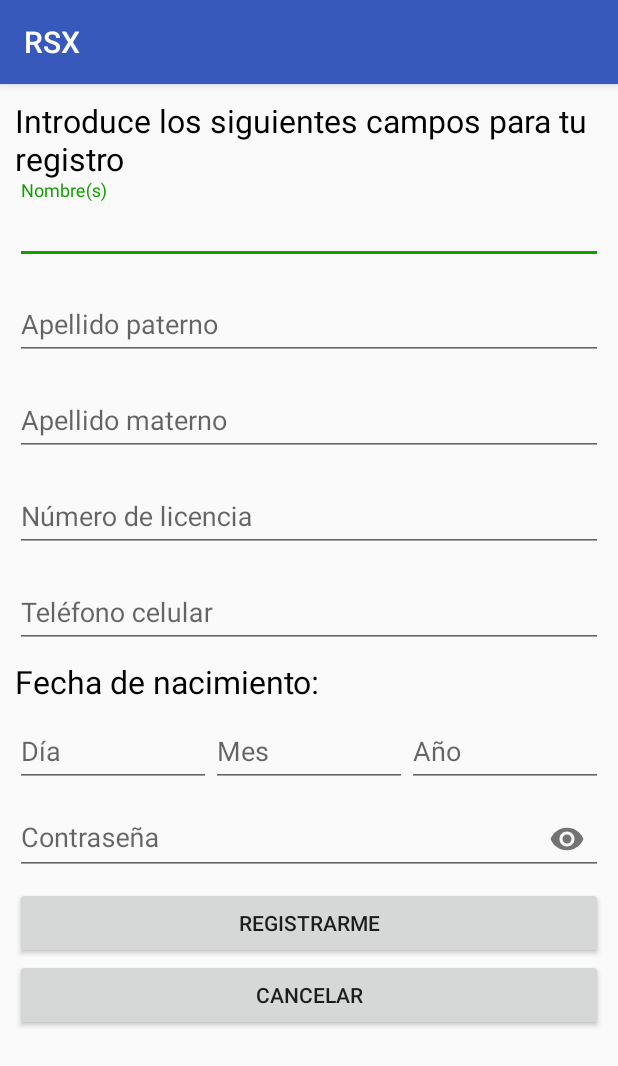
After one commit to Eduardox18/PF_Android_DH, an Android app: the RegistroActivity screen opened directly, with no data from a screen before it, on a phone screen of 412 x 824 dp. The commit adds this screen. Shown: the top 1066 px of the screen. Run offline under Robolectric (Android 15) with nearby library versions, the phone set to English and light mode, and no system bars.

Commit message:
Registrar usuario finalizado

```diff
--- a/RSX/app/src/main/java/com/rockola/rsx/AccesoActivity.java
+++ b/RSX/app/src/main/java/com/rockola/rsx/AccesoActivity.java
@@ -47,6 +47,11 @@ public class AccesoActivity extends AppCompatActivity {
             WSPOSTLoginTask task = new WSPOSTLoginTask();
             task.execute(usuario, password);
         }
+    }
+
+    public void registrar (View view) {
+        Intent intent = new Intent(AccesoActivity.this, RegistroActivity.class);
+        startActivity(intent);
     }
 
     public boolean validar() {
--- /dev/null
+++ b/RSX/app/src/main/java/com/rockola/rsx/RegistroActivity.java
@@ -0,0 +1,197 @@
+package com.rockola.rsx;
+
+import android.content.Context;
+import android.content.DialogInterface;
+import android.content.Intent;
+import android.net.ConnectivityManager;
+import android.os.AsyncTask;
+import android.support.v7.app.AlertDialog;
+import android.support.v7.app.AppCompatActivity;
+import android.os.Bundle;
+import android.view.View;
+import android.widget.EditText;
+
+import com.google.gson.Gson;
+import com.rockola.rsx.ws.HttpUtils;
+import com.rockola.rsx.ws.Response;
+import com.rockola.rsx.ws.pojos.Conductor;
+import com.rockola.rsx.ws.pojos.Mensaje;
+
+public class RegistroActivity extends AppCompatActivity {
+
+    private String nombre;
+    private String ap_paterno;
+    private String ap_materno;
+    private String dia;
+    private String mes;
+    private String anio;
+    private String no_licencia;
+    private String tel_celular;
+    private String password;
+    private EditText txt_nombre;
+    private EditText txt_paterno;
+    private EditText txt_materno;
+    private EditText txt_dia;
+    private EditText txt_mes;
+    private EditText txt_anio;
+    private EditText txt_licencia;
+    private EditText txt_celular;
+    private EditText txt_password;
+    private Response resws;
+
+    @Override
+    protected void onCreate(Bundle savedInstanceState) {
+        super.onCreate(savedInstanceState);
+        setContentView(R.layout.activity_registro);
+
+        txt_nombre = (EditText) findViewById(R.id.txt_nombre);
+        txt_paterno = (EditText) findViewById(R.id.txt_paterno);
+        txt_materno = (EditText) findViewById(R.id.txt_materno);
+        txt_dia = (EditText) findViewById(R.id.txt_dia);
+        txt_mes = (EditText) findViewById(R.id.txt_mes);
+        txt_anio = (EditText) findViewById(R.id.txt_anio);
+        txt_licencia = (EditText) findViewById(R.id.txt_licencia);
+        txt_password = (EditText) findViewById(R.id.txt_password);
+        txt_celular = (EditText) findViewById(R.id.txt_celular);
+    }
+
+    @Override
+    public void onResume() {
+        super.onResume();
+        txt_nombre.getText().clear();
+        txt_paterno.getText().clear();
+        txt_materno.getText().clear();
+        txt_dia.getText().clear();
+        txt_mes.getText().clear();
+        txt_anio.getText().clear();
+        txt_licencia.getText().clear();
+        txt_password.getText().clear();
+        txt_celular.getText().clear();
+    }
+
+    public void registrar(View view) {
+        if (validar() && isOnline()) {
+            nombre = txt_nombre.getText().toString();
+            ap_paterno = txt_paterno.getText().toString();
+            ap_materno = txt_materno.getText().toString();
+            dia = txt_dia.getText().toString();
+            mes = txt_mes.getText().toString();
+            anio = txt_anio.getText().toString();
+            no_licencia = txt_licencia.getText().toString();
+            password = txt_password.getText().toString();
+            tel_celular = txt_celular.getText().toString();
+            String fecha_nacimiento = anio + "-" + mes + "-" + dia;
+            Conductor conductor = new Conductor(nombre, ap_paterno, ap_materno, fecha_nacimiento,
+                    no_licencia, tel_celular, password);
+            WSPOSTRegistrarTask task = new WSPOSTRegistrarTask();
+            task.execute(conductor);
+        }
+    }
+
+    public void cancelar(View view) {
+        finish();
+    }
+
+    private boolean validar() {
+        boolean ok = true;
+        if (txt_nombre.getText() == null || txt_nombre.getText().toString().isEmpty()) {
+            txt_nombre.setError("Por favor, introduce tu nombre");
+            ok = false;
+        }
+
+        if (txt_paterno.getText() == null || txt_paterno.getText().toString().isEmpty()) {
+            txt_paterno.setError("Por favor, introduce tu apellido paterno");
+            ok = false;
+        }
+
+        if (txt_dia.getText() == null || txt_dia.getText().toString().isEmpty()) {
+            txt_dia.setError("Por favor, introduce tu día de nacimiento");
+            ok = false;
+        }
+
+        if (txt_mes.getText() == null || txt_mes.getText().toString().isEmpty()) {
+            txt_mes.setError("Por favor, introduce tu mes de nacimiento");
+            ok = false;
+        }
+
+        if (txt_anio.getText() == null || txt_anio.getText().toString().isEmpty()) {
+            txt_anio.setError("Por favor, introduce tu año de nacimiento");
+            ok = false;
+        }
+
+        if (txt_licencia.getText() == null || txt_licencia.getText().toString().isEmpty()) {
+            txt_licencia.setError("Por favor, introduce tu número de licencia");
+            ok = false;
+        }
+
+        if (txt_celular.getText() == null || txt_celular.getText().toString().isEmpty()) {
+            txt_celular.setError("Por favor, introduce tu teléfono celular");
+            ok = false;
+        }
+
+        if (txt_password.getText() == null || txt_password.getText().toString().isEmpty()) {
+            txt_password.setError("Por favor, introduce tu número de licencia");
+            ok = false;
+        }
+        return ok;
+    }
+
+    public boolean isOnline() {
+        ConnectivityManager cm = (ConnectivityManager) getSystemService(
+                Context.CONNECTIVITY_SERVICE);
+        boolean online = (cm.getActiveNetworkInfo() != null &&
+                cm.getActiveNetworkInfo().isConnected());
+        if (!online) {
+            mostrarAlertDialog("Sin conexión", "No se encontró ninguna conexión a Internet, " +
+                    "conéctate a alguna red para continuar utilizando la aplicación");
+        }
+
+        return online;
+    }
+
+    private void mostrarAlertDialog(String titulo, String mensaje) {
+        AlertDialog dialog = new AlertDialog.Builder(
+                RegistroActivity.this).create();
+        dialog.setMessage(mensaje);
+        dialog.setTitle(titulo);
+        dialog.setButton(AlertDialog.BUTTON_POSITIVE, "Aceptar",
+                new DialogInterface.OnClickListener() {
+                    @Override
+                    public void onClick(DialogInterface dialog, int which) {
+                        dialog.dismiss();
+                    }
+                });
+        dialog.show();
+    }
+
+    class WSPOSTRegistrarTask extends AsyncTask<Conductor, String, String> {
+        @Override
+        protected String doInBackground(Conductor... params) {
+            resws = HttpUtils.registrarConductor(params[0]);
+            return null;
+        }
+
+        @Override
+        protected void onPostExecute(String result) {
+            super.onPostExecute(result);
+            resultadoRegistrar();
+        }
+    }
+
+    private void resultadoRegistrar() {
+        if (resws != null && !resws.isError() && resws.getResult() != null) {
+            Mensaje mensaje = new Gson().fromJson(resws.getResult(), Mensaje.class);
+            if (mensaje.getStatusMensaje() == 0) {
+                Intent intent = new Intent(this, ValidarCodigoActivity.class);
+                intent.putExtra("telCelular", txt_celular.getText());
+                startActivity(intent);
+            } else if (mensaje.getStatusMensaje() == 1) {
+                mostrarAlertDialog("Error", mensaje.getMensaje());
+            } else if (mensaje.getStatusMensaje() == 149) {
+                mostrarAlertDialog("Usuario existente", mensaje.getMensaje());
+            }
+        } else {
+            mostrarAlertDialog("Error", resws.getResult());
+        }
+    }
+}
--- a/RSX/app/src/main/res/layout/activity_acceso.xml
+++ b/RSX/app/src/main/res/layout/activity_acceso.xml
@@ -22,7 +22,7 @@
         android:id="@+id/textView"
         android:layout_width="match_parent"
         android:layout_height="wrap_content"
-        android:text="Introduce tu usuario y contraseña para continuar"
+        android:text="Introduce tu usuario y contraseña"
         android:textColor="@android:color/background_dark"
         android:textSize="21sp"/>
 
@@ -85,5 +85,6 @@
         android:id="@+id/registrarse_button"
         android:layout_width="match_parent"
         android:layout_height="wrap_content"
-        android:text="Registrarse" />
+        android:text="Registrarse"
+        android:onClick="registrar"/>
 </LinearLayout>
--- /dev/null
+++ b/RSX/app/src/main/res/layout/activity_registro.xml
@@ -0,0 +1,218 @@
+<?xml version="1.0" encoding="utf-8"?>
+<LinearLayout xmlns:android="http://schemas.android.com/apk/res/android"
+    xmlns:app="http://schemas.android.com/apk/res-auto"
+    xmlns:tools="http://schemas.android.com/tools"
+    android:layout_width="match_parent"
+    android:layout_height="match_parent"
+    android:orientation="vertical"
+    android:paddingBottom="10dp"
+    android:paddingLeft="10dp"
+    android:paddingRight="10dp"
+    android:paddingTop="10dp"
+    tools:context=".RegistroActivity">
+
+    <TextView
+        android:id="@+id/textView3"
+        android:layout_width="match_parent"
+        android:layout_height="wrap_content"
+        android:text="Introduce los siguientes campos para tu registro"
+        android:textAlignment="viewStart"
+        android:textColor="@android:color/background_dark"
+        android:textSize="21sp" />
+
+    <android.support.design.widget.TextInputLayout
+        android:layout_width="match_parent"
+        android:layout_height="wrap_content">
+
+        <Space
+            android:layout_width="match_parent"
+            android:layout_height="8dp"
+            android:layout_weight="1" />
+
+        <EditText
+            android:id="@+id/txt_nombre"
+            android:layout_width="match_parent"
+            android:layout_height="wrap_content"
+            android:layout_weight="1"
+            android:ems="10"
+            android:hint="Nombre(s)"
+            android:inputType="textPersonName" />
+    </android.support.design.widget.TextInputLayout>
+
+    <android.support.design.widget.TextInputLayout
+        android:layout_width="match_parent"
+        android:layout_height="wrap_content">
+
+        <Space
+            android:layout_width="match_parent"
+            android:layout_height="8dp"
+            android:layout_weight="1" />
+
+        <EditText
+            android:id="@+id/txt_paterno"
+            android:layout_width="match_parent"
+            android:layout_height="wrap_content"
+            android:layout_weight="1"
+            android:ems="10"
+            android:hint="Apellido paterno"
+            android:inputType="textPersonName" />
+    </android.support.design.widget.TextInputLayout>
+
+    <android.support.design.widget.TextInputLayout
+        android:layout_width="match_parent"
+        android:layout_height="wrap_content">
+
+        <Space
+            android:layout_width="match_parent"
+            android:layout_height="8dp"
+            android:layout_weight="1" />
+
+        <EditText
+            android:id="@+id/txt_materno"
+            android:layout_width="match_parent"
+            android:layout_height="wrap_content"
+            android:layout_weight="1"
+            android:ems="10"
+            android:hint="Apellido materno"
+            android:inputType="textPersonName" />
+    </android.support.design.widget.TextInputLayout>
+
+    <android.support.design.widget.TextInputLayout
+        android:layout_width="match_parent"
+        android:layout_height="wrap_content">
+
+        <Space
+            android:layout_width="match_parent"
+            android:layout_height="8dp"
+            android:layout_weight="1" />
+
+        <EditText
+            android:id="@+id/txt_licencia"
+            android:layout_width="match_parent"
+            android:layout_height="wrap_content"
+            android:layout_weight="1"
+            android:ems="10"
+            android:hint="Número de licencia"
+            android:maxLength="12"
+            android:inputType="number" />
+    </android.support.design.widget.TextInputLayout>
+
+    <android.support.design.widget.TextInputLayout
+        android:layout_width="match_parent"
+        android:layout_height="wrap_content">
+
+        <Space
+            android:layout_width="match_parent"
+            android:layout_height="8dp"
+            android:layout_weight="1" />
+
+        <EditText
+            android:id="@+id/txt_celular"
+            android:layout_width="match_parent"
+            android:layout_height="wrap_content"
+            android:layout_weight="1"
+            android:ems="10"
+            android:hint="Teléfono celular"
+            android:maxLength="10"
+            android:inputType="phone" />
+    </android.support.design.widget.TextInputLayout>
+
+    <TextView
+        android:id="@+id/textView6"
+        android:layout_width="match_parent"
+        android:layout_height="wrap_content"
+        android:text="Fecha de nacimiento:"
+        android:textAlignment="viewStart"
+        android:textColor="@android:color/background_dark"
+        android:textSize="21sp" />
+
+    <LinearLayout
+        android:layout_width="match_parent"
+        android:layout_height="wrap_content"
+        android:orientation="horizontal"
+        android:weightSum="3">
+
+        <android.support.design.widget.TextInputLayout
+            android:layout_width="wrap_content"
+            android:layout_height="wrap_content"
+            android:layout_weight="1">
+
+            <EditText
+                android:id="@+id/txt_dia"
+                android:layout_width="match_parent"
+                android:layout_height="match_parent"
+                android:layout_weight="1"
+                android:ems="10"
+                android:hint="Día"
+                android:maxLength="2"
+                android:inputType="number" />
+        </android.support.design.widget.TextInputLayout>
+
+        <android.support.design.widget.TextInputLayout
+            android:layout_width="wrap_content"
+            android:layout_height="wrap_content"
+            android:layout_weight="1">
+
+            <EditText
+                android:id="@+id/txt_mes"
+                android:layout_width="match_parent"
+                android:layout_height="match_parent"
+                android:layout_weight="1"
+                android:ems="10"
+                android:hint="Mes"
+                android:maxLength="2"
+                android:inputType="number" />
+        </android.support.design.widget.TextInputLayout>
+
+        <android.support.design.widget.TextInputLayout
+            android:layout_width="wrap_content"
+            android:layout_height="wrap_content"
+            android:layout_weight="1">
+
+            <EditText
+                android:id="@+id/txt_anio"
+                android:layout_width="match_parent"
+                android:layout_height="match_parent"
+                android:layout_weight="1"
+                android:ems="10"
+                android:hint="Año"
+                android:maxLength="4"
+                android:inputType="number" />
+        </android.support.design.widget.TextInputLayout>
+    </LinearLayout>
+
+    <android.support.design.widget.TextInputLayout
+        android:layout_width="match_parent"
+        android:layout_height="wrap_content"
+        app:passwordToggleEnabled="true">
+
+        <Space
+            android:layout_width="match_parent"
+            android:layout_height="8dp"
+            android:layout_weight="1" />
+
+        <EditText
+            android:id="@+id/txt_password"
+            android:layout_width="match_parent"
+            android:layout_height="wrap_content"
+            android:layout_weight="1"
+            android:ems="10"
+            android:hint="Contraseña"
+            android:inputType="textPassword" />
+    </android.support.design.widget.TextInputLayout>
+
+    <Button
+        android:id="@+id/registrar_button"
+        android:layout_width="match_parent"
+        android:layout_height="wrap_content"
+        android:text="Registrarme"
+        android:onClick="registrar"/>
+
+    <Button
+        android:id="@+id/cancelar_button"
+        android:layout_width="match_parent"
+        android:layout_height="wrap_content"
+        android:text="Cancelar"
+        android:onClick="cancelar"/>
+
+</LinearLayout>
```
Also changed, not shown: RSX/app/src/main/AndroidManifest.xml (+7 -3 lines), RSX/app/src/main/java/com/rockola/rsx/ValidarCodigoActivity.java (added, +13 -0 lines), RSX/app/src/main/java/com/rockola/rsx/ws/HttpUtils.java (+11 -1 lines), RSX/app/src/main/java/com/rockola/rsx/ws/pojos/Conductor.java (+23 -5 lines), RSX/app/src/main/res/layout/activity_validar_codigo.xml (added, +45 -0 lines).
